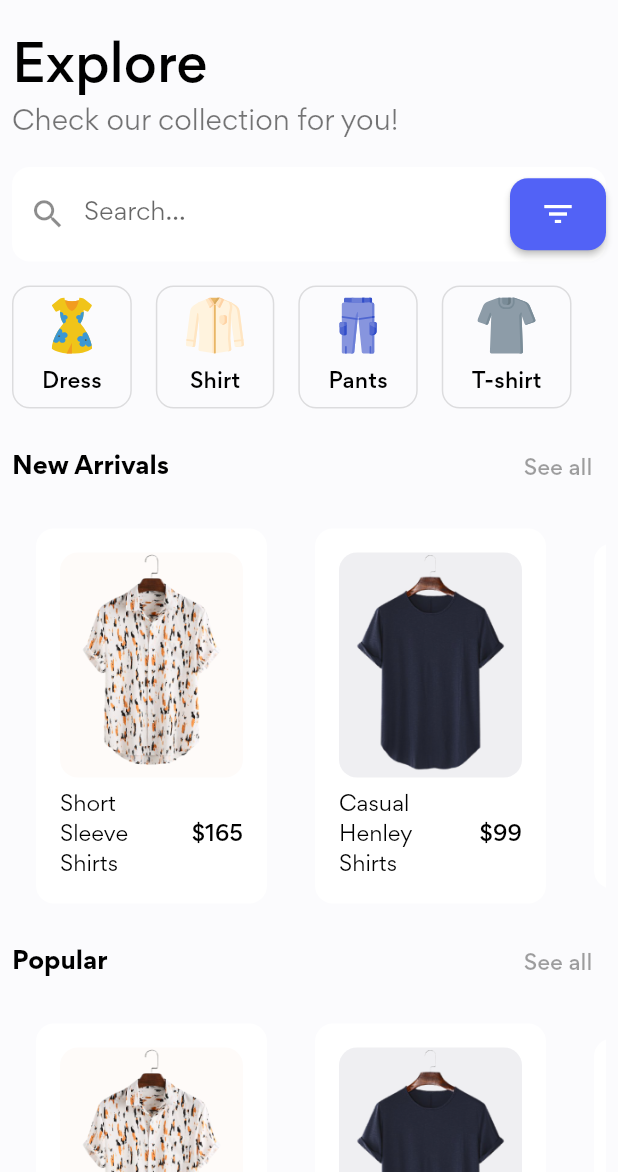
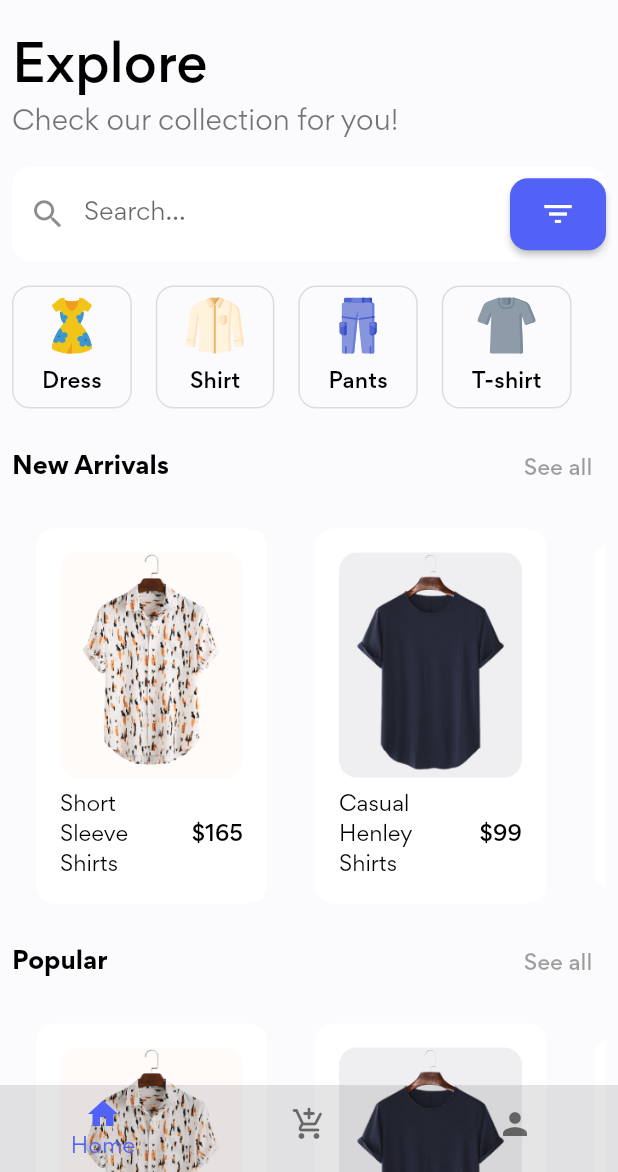
Before and after one commit to dubemezeagwu/cartiez, a Flutter app: the screen it shows after launch, on a phone screen of 412 x 824 dp, the part 64-1236 px from its top. Run offline on Flutter 3.47's test engine with Material 2 defaults, Android fonts, the phone set to English and light mode, and no system bars; our stand-ins replace flutter_svg.

Commit message:
bottom navigation bar implementation

```diff
--- /dev/null
+++ b/lib/helpers/navigation_widget.dart
@@ -0,0 +1,54 @@
+import 'package:cartiez/routes/pages/checkout_page.dart';
+import 'package:cartiez/routes/pages/profile_page.dart';
+import 'package:cartiez/utils/constants.dart';
+import 'package:flutter/material.dart';
+
+import '../routes/pages/home_page.dart';
+
+// Bottom Navbar for the app.
+class BottomNavBar extends StatefulWidget {
+  const BottomNavBar({Key? key}) : super(key: key);
+
+  @override
+  _BottomNavBarState createState() => _BottomNavBarState();
+}
+
+class _BottomNavBarState extends State<BottomNavBar> {
+  int _selectedPageIndex = 0;
+
+  // When onTapped is clicked, it sets a state by passing the index and updating the selectedIndex value
+  void onTapped (int index){
+    setState(() {
+      _selectedPageIndex = index;
+    });
+  }
+
+  // List of Routes
+  final List<Widget> _children = [
+    HomePage(),
+    CheckoutPage(),
+    ProfilePage(),
+
+  ];
+
+  @override
+  Widget build(BuildContext context) {
+    return Scaffold(
+        body: _children[_selectedPageIndex],
+        extendBody: true,
+        bottomNavigationBar: BottomNavigationBar(
+          backgroundColor: Colors.black.withOpacity(0.1),
+          elevation: 0,
+          items: <BottomNavigationBarItem>[
+            BottomNavigationBarItem(icon: Icon(Icons.home), label: "Home"),
+            BottomNavigationBarItem(icon: Icon(Icons.add_shopping_cart_rounded),label: "Checkout"),
+            BottomNavigationBarItem(icon: Icon(Icons.person),label: "Profile"),
+          ],
+          onTap: onTapped,
+          currentIndex: _selectedPageIndex,
+          showUnselectedLabels: false,
+          selectedItemColor: primaryColor,)
+    );
+
+  }
+}
--- a/lib/main.dart
+++ b/lib/main.dart
@@ -1,3 +1,4 @@
+import 'package:cartiez/helpers/navigation_widget.dart';
 import 'package:cartiez/routes/pages/home_page.dart';
 import 'package:cartiez/utils/constants.dart';
 import 'package:flutter/material.dart';
@@ -26,7 +27,7 @@ class MyApp extends StatelessWidget {
           bodyText2: TextStyle(color: Colors.black54),
         ),
       ),
-      home: const HomePage(),
+      home: const BottomNavBar(),
     );
   }
 }
```
Also changed, not shown: lib/helpers/reusable_card.dart (+40 -22 lines), lib/routes/pages/checkout_page.dart (added, +15 -0 lines), lib/routes/pages/profile_page.dart (added, +32 -0 lines), assets/icons/mastercard.svg (added), assets/images/mastercard.png (added), assets/images/mastercard_hd.png (added).
